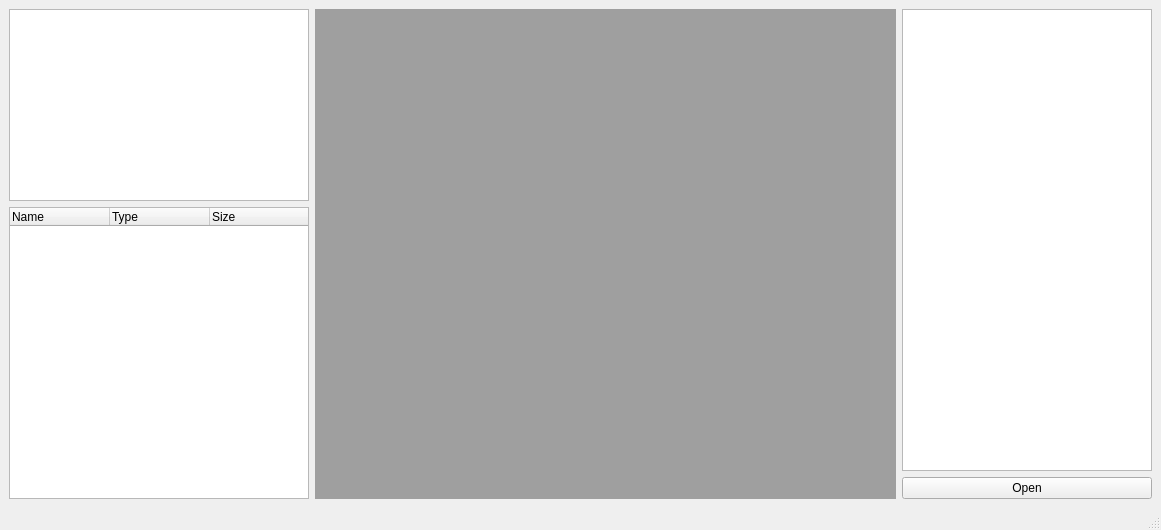
First picture: the form in main_window.ui, repository PicciMario/iPhone-Backup-Analyzer-2, before the edit.
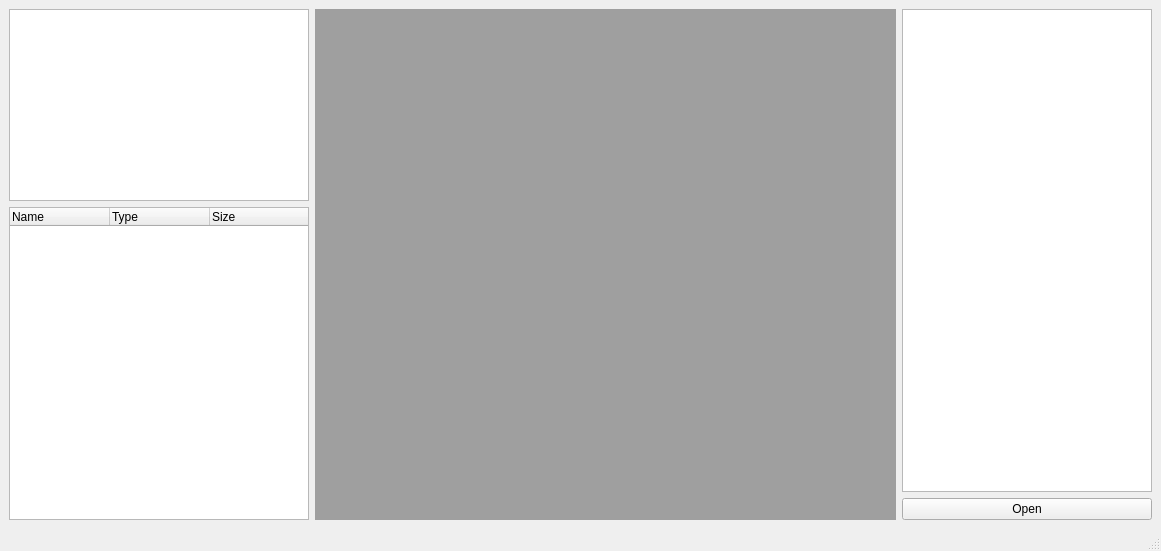
Second picture: the form after the edit.

Diff of the .ui file:
```diff
--- a/main_window.ui
+++ b/main_window.ui
@@ -7,7 +7,7 @@
     <x>0</x>
     <y>0</y>
     <width>1161</width>
-    <height>530</height>
+    <height>551</height>
    </rect>
   </property>
   <property name="windowTitle">
```
Left out of the diff: 2 changed lines with no effect on the pictures.
